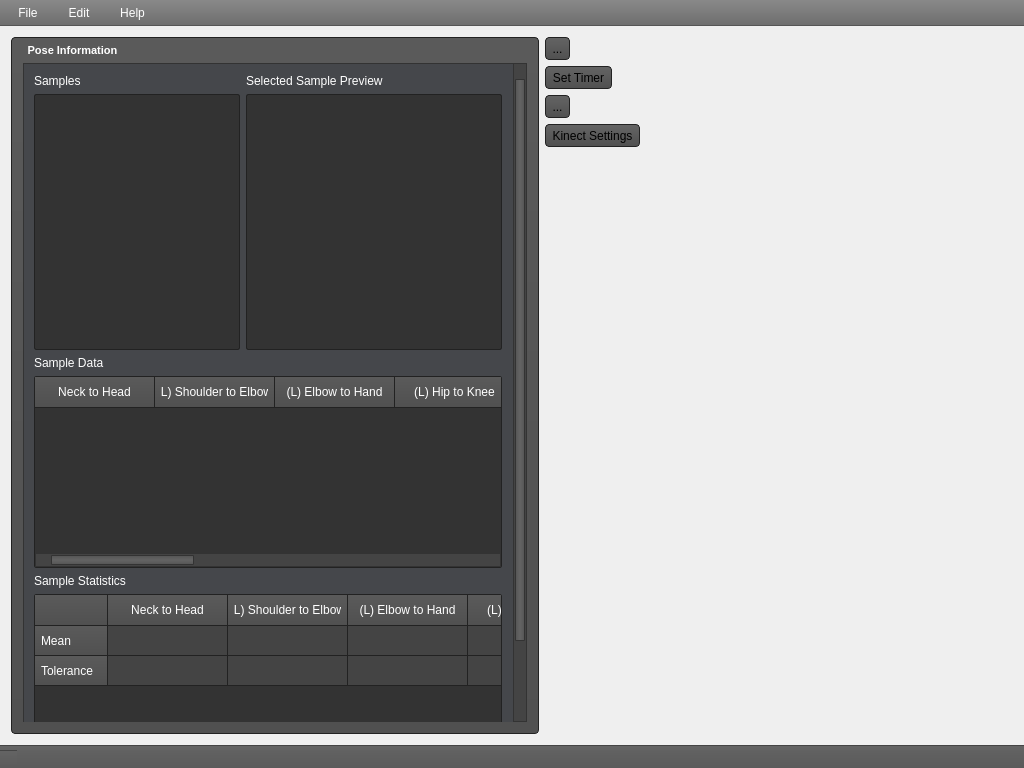
Above: mainwindow.ui from freemancw/PoseDesigner before the change. Below: the same form after it.
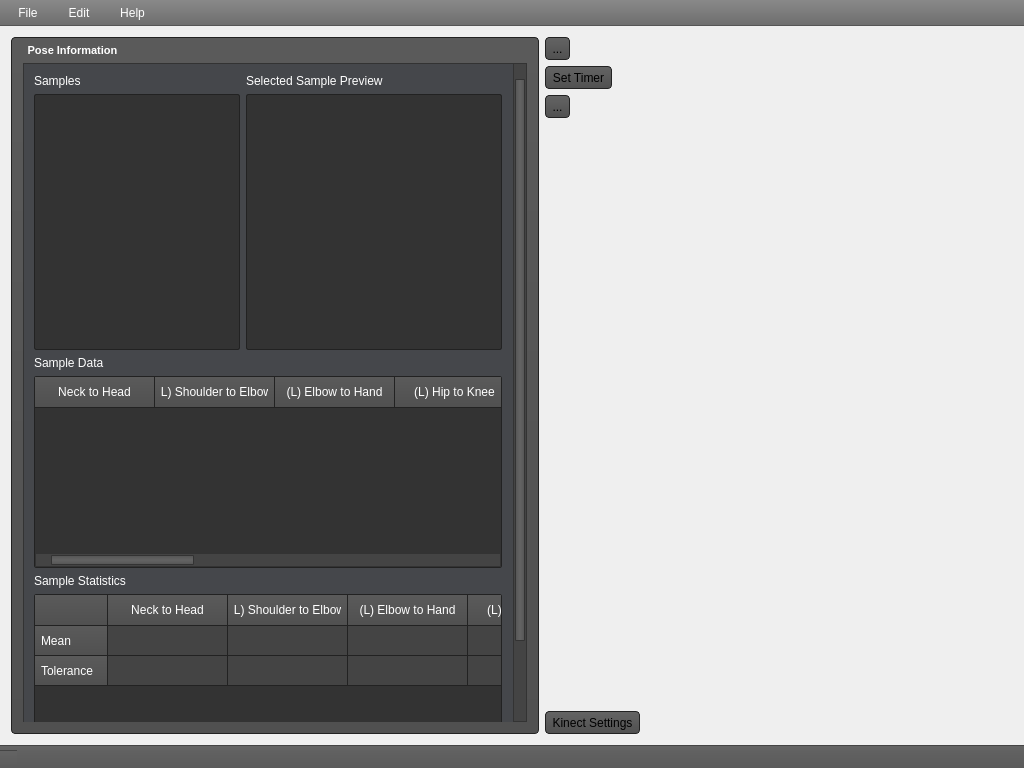
That is the form after the change. Icons and pictures are not drawn. Custom widgets are drawn as their Qt base class.

Commit message: Removed some old useless stuff from mainwindow, shifted Kinect Options button to bottom

```diff
--- a/mainwindow.ui
+++ b/mainwindow.ui
@@ -208,7 +208,7 @@
 </string>
    </property>
    <layout class="QGridLayout" name="gridLayout_2">
-    <item row="0" column="0" rowspan="5">
+    <item row="0" column="0" rowspan="6">
      <widget class="QGroupBox" name="poseInfoBox">
       <property name="sizePolicy">
        <sizepolicy hsizetype="Minimum" vsizetype="Preferred">
@@ -802,7 +802,7 @@
       </property>
      </widget>
     </item>
-    <item row="0" column="2" rowspan="5">
+    <item row="0" column="2" rowspan="6">
      <widget class="GLWidget" name="kinectWidget" native="true">
       <property name="sizePolicy">
        <sizepolicy hsizetype="Expanding" vsizetype="Preferred">
@@ -874,7 +874,7 @@
       </property>
      </widget>
     </item>
-    <item row="3" column="1">
+    <item row="4" column="1" rowspan="2">
      <widget class="QToolButton" name="buttonKinectSettings">
       <property name="toolTip">
        <string>Adjust Kinect Settings</string>
@@ -900,6 +900,19 @@
       </property>
      </widget>
     </item>
+    <item row="3" column="1">
+     <spacer name="verticalSpacer">
+      <property name="orientation">
+       <enum>Qt::Vertical</enum>
+      </property>
+      <property name="sizeHint" stdset="0">
+       <size>
+        <width>20</width>
+        <height>40</height>
+       </size>
+      </property>
+     </spacer>
+    </item>
    </layout>
   </widget>
   <widget class="QMenuBar" name="menuBar">
```
The commit also changes 1 other file.
